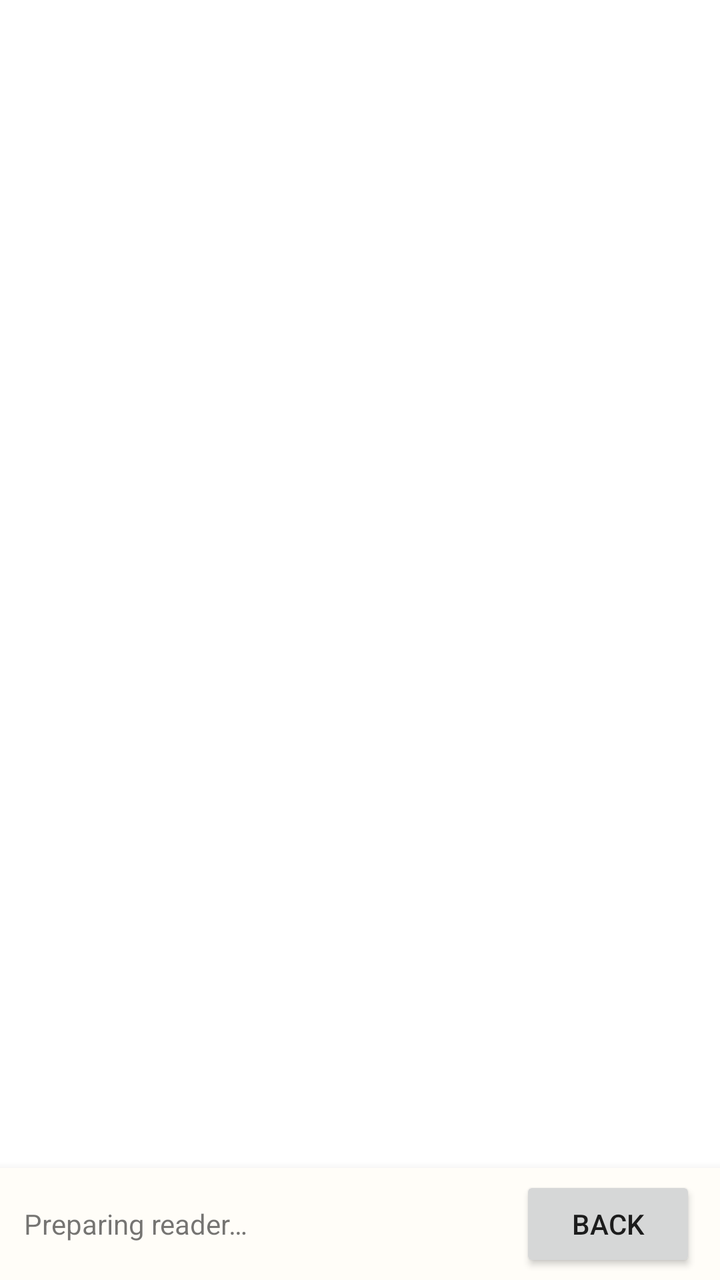
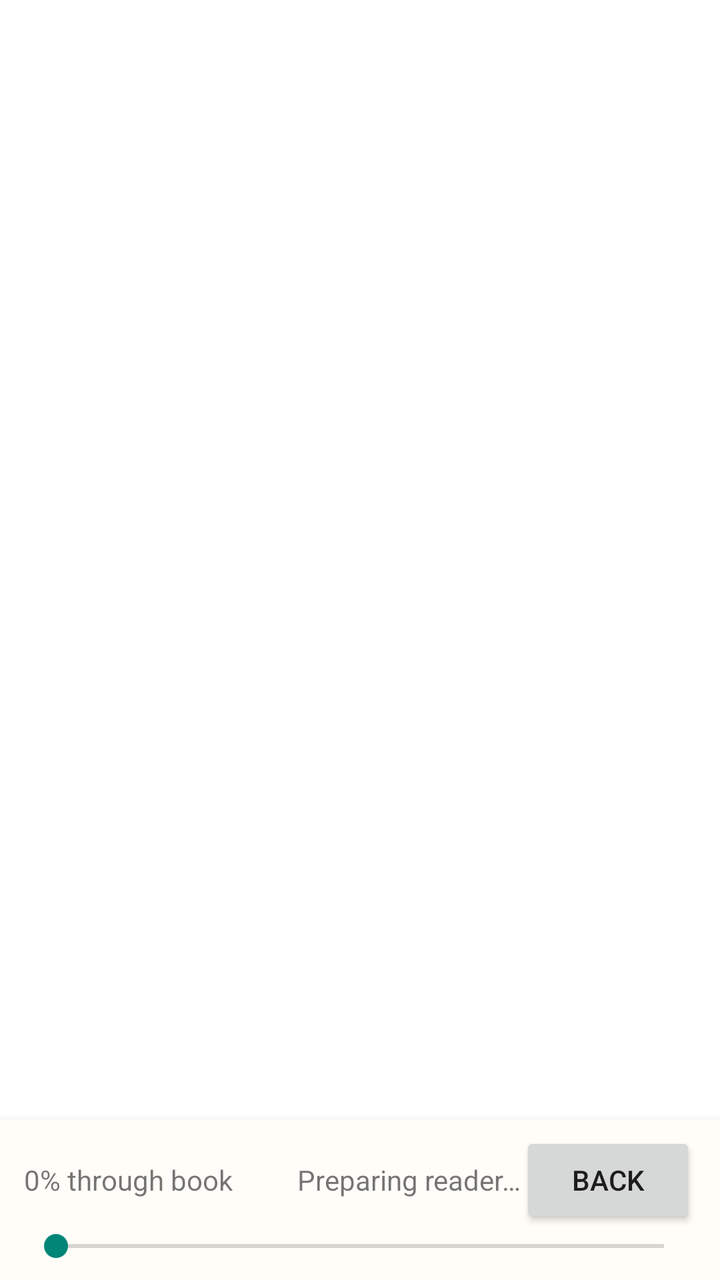

Compare the two renders of this Android layout. The source of the first and the diff that turns it into the second are given below.
<!-- AndroidManifest.xml: application theme Theme.WombatReader -->
<!-- res/layout/activity_reader.xml -->
<?xml version="1.0" encoding="utf-8"?>
<LinearLayout xmlns:android="http://schemas.android.com/apk/res/android"
    android:layout_width="match_parent"
    android:layout_height="match_parent"
    android:background="#FFFFFF"
    android:fitsSystemWindows="true"
    android:orientation="vertical">

    <FrameLayout
        android:id="@+id/readerContainer"
        android:layout_width="match_parent"
        android:layout_height="0dp"
        android:layout_marginTop="32dp"
        android:layout_weight="1" />

    <LinearLayout
        android:id="@+id/readerControlsBar"
        android:layout_width="match_parent"
        android:layout_height="56dp"
        android:background="#FFFDF8"
        android:elevation="8dp"
        android:gravity="center_vertical"
        android:orientation="horizontal"
        android:paddingStart="12dp"
        android:paddingEnd="12dp">

        <TextView
            android:id="@+id/readerStatus"
            android:layout_width="0dp"
            android:layout_height="wrap_content"
            android:layout_weight="1"
            android:text="Preparing reader…"
            android:textSize="14sp" />

        <Button
            android:id="@+id/closeReaderButton"
            android:layout_width="wrap_content"
            android:layout_height="wrap_content"
            android:contentDescription="Return to the library"
            android:text="Back" />
    </LinearLayout>
</LinearLayout>
<!-- resources referenced by this layout -->
<resources>
  <style name="Theme.WombatReader" parent="Theme.AppCompat.DayNight.NoActionBar" />
</resources>

<!-- the commit's change to res/layout/activity_reader.xml (unified diff, before → after) -->
@@ -16,27 +16,53 @@
     <LinearLayout
         android:id="@+id/readerControlsBar"
         android:layout_width="match_parent"
-        android:layout_height="56dp"
+        android:layout_height="wrap_content"
         android:background="#FFFDF8"
         android:elevation="8dp"
-        android:gravity="center_vertical"
-        android:orientation="horizontal"
+        android:orientation="vertical"
         android:paddingStart="12dp"
-        android:paddingEnd="12dp">
+        android:paddingTop="6dp"
+        android:paddingEnd="12dp"
+        android:paddingBottom="8dp">
 
-        <TextView
-            android:id="@+id/readerStatus"
-            android:layout_width="0dp"
+        <LinearLayout
+            android:layout_width="match_parent"
             android:layout_height="wrap_content"
-            android:layout_weight="1"
-            android:text="Preparing reader…"
-            android:textSize="14sp" />
+            android:gravity="center_vertical"
+            android:orientation="horizontal">
 
-        <Button
-            android:id="@+id/closeReaderButton"
-            android:layout_width="wrap_content"
+            <TextView
+                android:id="@+id/readerProgressLabel"
+                android:layout_width="0dp"
+                android:layout_height="wrap_content"
+                android:layout_weight="1"
+                android:contentDescription="Reading progress"
+                android:text="0% through book"
+                android:textSize="14sp" />
+
+            <TextView
+                android:id="@+id/readerStatus"
+                android:layout_width="0dp"
+                android:layout_height="wrap_content"
+                android:layout_weight="1"
+                android:gravity="end"
+                android:text="Preparing reader…"
+                android:textSize="14sp" />
+
+            <Button
+                android:id="@+id/closeReaderButton"
+                android:layout_width="wrap_content"
+                android:layout_height="wrap_content"
+                android:contentDescription="Return to the library"
+                android:text="Back" />
+        </LinearLayout>
+
+        <SeekBar
+            android:id="@+id/readerProgressSlider"
+            android:layout_width="match_parent"
             android:layout_height="wrap_content"
-            android:contentDescription="Return to the library"
-            android:text="Back" />
+            android:contentDescription="Reading progress. Drag to move through the book."
+            android:max="100"
+            android:progress="0" />
     </LinearLayout>
 </LinearLayout>
